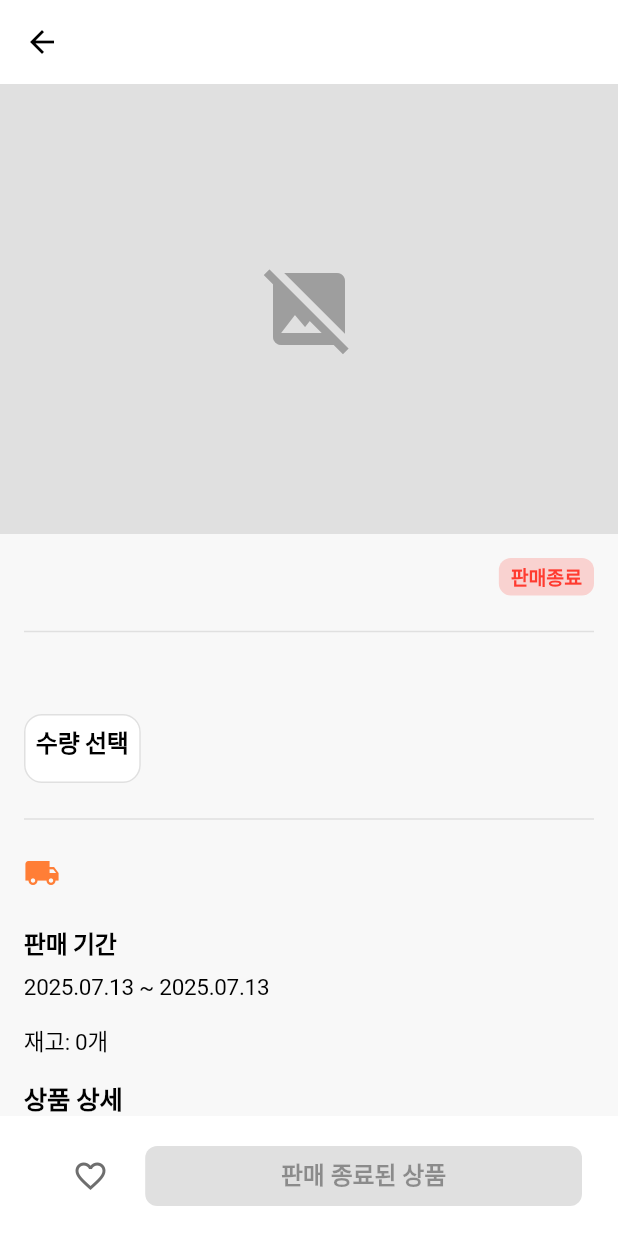
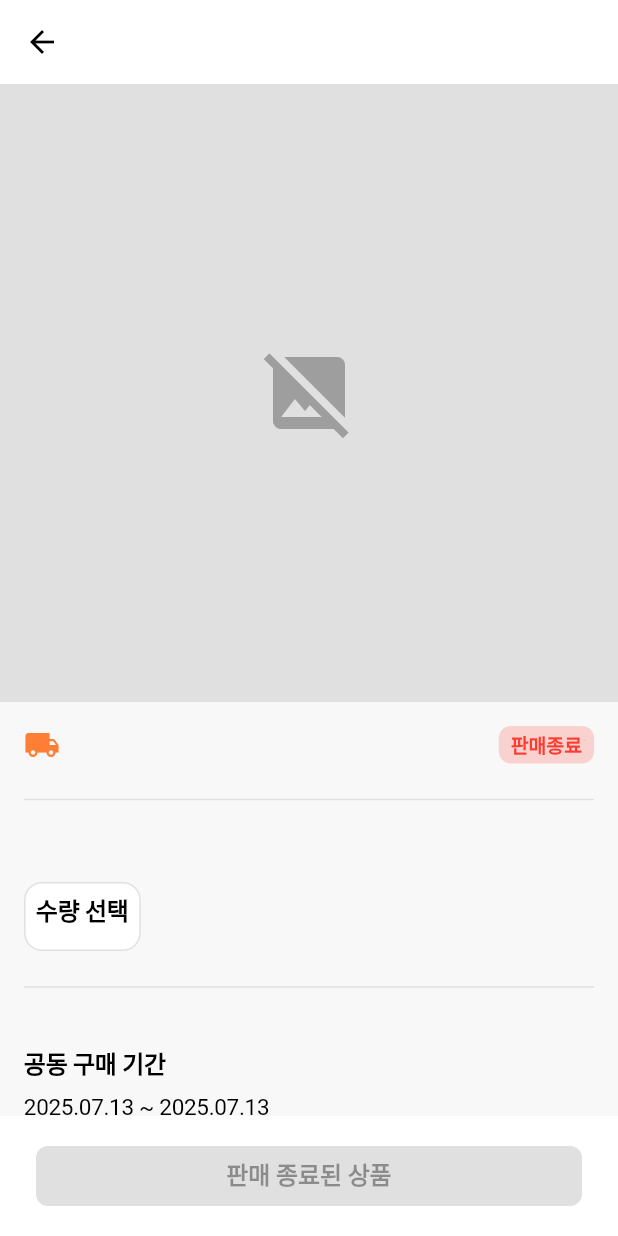
Before and after one commit to cherryberryyogurt/watchman-app-pjh, a Flutter app: the ProductDetailScreen screen opened directly with empty values, on a phone screen of 412 x 824 dp. Run offline on Flutter 3.47's test engine with Material 3 defaults, Android fonts, the phone set to English and light mode, and no system bars; our stand-ins replace cached_network_image, cloud_firestore, cloud_functions, connectivity_plus, dots_indicator, equatable and 14 more; missing offline and left inert: tosspayments_widget_sdk_flutter; accounts and stored records are empty; generated files the repository leaves out were written again; Roboto replaces fonts that are missing (Pretendard); project files that could hold a hidden picture were left out.

Commit message:
배송 -> 택배로 내부 로직 수정  (일단 하위호환성 유지)

```diff
--- a/lib/features/products/screens/product_detail_screen.dart
+++ b/lib/features/products/screens/product_detail_screen.dart
@@ -1,5 +1,6 @@
 import 'package:flutter/material.dart';
 import 'package:flutter_riverpod/flutter_riverpod.dart';
+import 'package:gonggoo_app/core/config/app_config.dart';
 import 'package:intl/intl.dart';
 import 'package:flutter_markdown/flutter_markdown.dart';
 import 'package:cached_network_image/cached_network_image.dart';
@@ -67,16 +68,6 @@ class _ProductDetailScreenState extends ConsumerState<ProductDetailScreen> {
     final hasError = productState.status == ProductLoadStatus.error &&
         productState.currentAction == ProductActionType.loadDetails;
     final errorMessage = productState.errorMessage;
-
-    // --- DEBUG ---
-    if (product != null) {
-      print(
-          '[ProductDetailScreen] Building BottomAppBar. isLoading: $isLoading, product.isOnSale: ${product.isOnSale}');
-    } else {
-      print(
-          '[ProductDetailScreen] Building BottomAppBar. isLoading: $isLoading, product is null');
-    }
-    // --- END DEBUG ---
 
     if (isLoading && product == null) {
       return const Scaffold(
@@ -181,6 +172,44 @@ class _ProductDetailScreenState extends ConsumerState<ProductDetailScreen> {
                               //   product.locationTagName ?? '위치 정보 없음',
                               //   style: TextStyles.bodyMedium,
                               // ),
+                              Row(
+                                children: [
+                                  Icon(
+                                    product.deliveryType == '픽업'
+                                        ? Icons.store
+                                        : Icons.local_shipping,
+                                    color: ColorPalette.primary,
+                                  ),
+                                  const SizedBox(width: Dimensions.spacingSm),
+                                  Text(
+                                    product.deliveryType,
+                                    style: TextStyles.titleMedium,
+                                  ),
+                                ],
+                              ),
+                              const SizedBox(height: Dimensions.spacingSm),
+
+                              // 택배 발송 정보 / 픽업 날짜 정보
+                              if (product.deliveryType == '택배' ||
+                                  product.deliveryType == '배송')
+                                Text(
+                                  '발송:',
+                                  style: TextStyles.titleMedium,
+                                ),
+                              const SizedBox(width: Dimensions.spacingSm),
+                              if (product.deliveryType == '택배' ||
+                                  product.deliveryType == '배송')
+                                Text(
+                                  product.deliveryDate ?? '날짜 없음',
+                                  style: TextStyles.titleMedium,
+                                ),
+                              if (product.deliveryType == '픽업')
+                                Text(
+                                  product.pickupDate ?? '날짜 없음',
+                                  style: TextStyles.titleMedium,
+                                ),
+                              const SizedBox(width: Dimensions.spacingSm),
+
                               const Spacer(),
                               Container(
                                 padding: const EdgeInsets.symmetric(
@@ -223,25 +252,7 @@ class _ProductDetailScreenState extends ConsumerState<ProductDetailScreen> {
 
                           const Divider(height: Dimensions.spacingLg * 2),
 
-                          // Delivery Type & Pickup Info
-                          Row(
-                            children: [
-                              Icon(
-                                product.deliveryType == '픽업'
-                                    ? Icons.store
-                                    : Icons.local_shipping,
-                                color: ColorPalette.primary,
-                              ),
-                              const SizedBox(width: Dimensions.spacingSm),
-                              Text(
-                                product.deliveryType,
-                                style: TextStyles.titleMedium,
-                              ),
-                            ],
-                          ),
-                          const SizedBox(height: Dimensions.spacingSm),
-
-                          // 🆕 픽업 포인트 정보 표시 (개선된 버전)
+                          // 🆕 픽업 포인트 정보 표시
                           if (product.isPickupDelivery &&
                               product.hasPickupPoints)
                             _buildPickupPointInfo(product),
@@ -250,7 +261,7 @@ class _ProductDetailScreenState extends ConsumerState<ProductDetailScreen> {
 
                           // Sale Period
                           Text(
-                            '판매 기간',
+                            '공동 구매 기간',
                             style: TextStyles.titleMedium,
                           ),
                           const SizedBox(height: Dimensions.spacingSm),
@@ -262,9 +273,12 @@ class _ProductDetailScreenState extends ConsumerState<ProductDetailScreen> {
                           const SizedBox(height: Dimensions.spacingMd),
 
                           // Stock
+                          if (product.stock < AppConfig.lowStockThreshold)
                             Text(
                               '재고: ${product.stock}개',
-                            style: TextStyles.bodyMedium,
+                              style: TextStyles.bodyMedium.copyWith(
+                                color: ColorPalette.primary,
+                              ),
                             ),
                           const SizedBox(height: Dimensions.spacingMd),
 
@@ -311,31 +325,30 @@ class _ProductDetailScreenState extends ConsumerState<ProductDetailScreen> {
       bottomNavigationBar: BottomAppBar(
         child: Container(
           padding: const EdgeInsets.all(Dimensions.paddingSm),
-          height: 100, // 80 -> 100으로 증가
+          height: 100,
           child: Row(
             children: [
+              // Expanded(
+              //   flex: 1,
+              //   child: IconButton(
+              //     icon: const Icon(Icons.favorite_border),
+              //     onPressed: isLoading
+              //         ? null
+              //         : () {
+              //             ScaffoldMessenger.of(context).showSnackBar(
+              //               const SnackBar(
+              //                 content: Text('찜 기능은 아직 준비중입니다'),
+              //               ),
+              //             );
+              //           },
+              //   ),
+              // ),
               Expanded(
                 flex: 1,
-                child: IconButton(
-                  icon: const Icon(Icons.favorite_border),
-                  onPressed: isLoading
-                      ? null
-                      : () {
-                          ScaffoldMessenger.of(context).showSnackBar(
-                            const SnackBar(
-                              content: Text('찜 기능은 아직 준비중입니다'),
-                            ),
-                          );
-                        },
-                ),
-              ),
-              Expanded(
-                flex: 4,
                 child: ElevatedButton(
                   style: ElevatedButton.styleFrom(
                     padding: const EdgeInsets.symmetric(
-                      vertical: Dimensions
-                          .paddingSm, // padding(16) -> paddingSm(8)로 줄임
+                      vertical: Dimensions.paddingSm,
                     ),
                     shape: RoundedRectangleBorder(
                       borderRadius: BorderRadius.circular(Dimensions.radiusSm),
@@ -345,10 +358,6 @@ class _ProductDetailScreenState extends ConsumerState<ProductDetailScreen> {
                   onPressed: (isLoading || !product.isOnSale)
                       ? null
                       : () {
-                          // --- DEBUG ---
-                          print(
-                              '[ProductDetailScreen] Add to cart button pressed.');
-                          // --- END DEBUG ---
                           _addToCart(product, 1);
                         },
                   child: Text(
@@ -373,9 +382,10 @@ class _ProductDetailScreenState extends ConsumerState<ProductDetailScreen> {
 
     if (imageUrls.isEmpty) {
       // 이미지가 없는 경우
-      return Container(
+      return AspectRatio(
+        aspectRatio: 1.0,
+        child: Container(
           width: double.infinity,
-        height: 300,
           color: ColorPalette.placeholder,
           child: const Center(
             child: Icon(
@@ -384,21 +394,22 @@ class _ProductDetailScreenState extends ConsumerState<ProductDetailScreen> {
               color: Colors.grey,
             ),
           ),
+        ),
       );
     }
 
     if (imageUrls.length == 1) {
       // 단일 이미지인 경우 (기존 방식)
-      return CachedNetworkImage(
+      return AspectRatio(
+        aspectRatio: 1.0,
+        child: CachedNetworkImage(
           imageUrl: imageUrls[0],
           width: double.infinity,
-        height: 300,
           fit: BoxFit.cover,
           memCacheHeight: 600,
           maxHeightDiskCache: 1200,
           placeholder: (context, url) => Container(
             width: double.infinity,
-          height: 300,
             color: ColorPalette.placeholder,
             child: const Center(
               child: CircularProgressIndicator(),
@@ -408,7 +419,6 @@ class _ProductDetailScreenState extends ConsumerState<ProductDetailScreen> {
             debugPrint('🖼️ 상품 상세 이미지 로드 실패: $url, 오류: $error');
             return Container(
               width: double.infinity,
-            height: 300,
               color: ColorPalette.placeholder,
               child: const Center(
                 child: Icon(
@@ -419,14 +429,15 @@ class _ProductDetailScreenState extends ConsumerState<ProductDetailScreen> {
               ),
             );
           },
+        ),
       );
     }
 
     // 여러 이미지인 경우 - PageView 사용
     return Column(
       children: [
-        SizedBox(
-          height: 300,
+        AspectRatio(
+          aspectRatio: 1.0,
           child: PageView.builder(
             controller: _pageController,
             itemCount: imageUrls.length,
@@ -439,13 +450,11 @@ class _ProductDetailScreenState extends ConsumerState<ProductDetailScreen> {
               return CachedNetworkImage(
                 imageUrl: imageUrls[index],
                 width: double.infinity,
-                height: 300,
                 fit: BoxFit.cover,
                 memCacheHeight: 600,
                 maxHeightDiskCache: 1200,
                 placeholder: (context, url) => Container(
                   width: double.infinity,
-                  height: 300,
                   color: ColorPalette.placeholder,
                   child: const Center(
                     child: CircularProgressIndicator(),
@@ -455,7 +464,6 @@ class _ProductDetailScreenState extends ConsumerState<ProductDetailScreen> {
                   debugPrint('🖼️ 상품 상세 이미지 로드 실패: $url, 오류: $error');
                   return Container(
                     width: double.infinity,
-                    height: 300,
                     color: ColorPalette.placeholder,
                     child: const Center(
                       child: Icon(
@@ -719,11 +727,6 @@ class _ProductDetailScreenState extends ConsumerState<ProductDetailScreen> {
         );
       }
     } catch (e, s) {
-      // --- DEBUG ---
-      print('[ProductDetailScreen] Error in _addToCart: $e');
-      print('[ProductDetailScreen] Stack trace: $s');
-      // --- END DEBUG ---
-
       if (mounted) {
         ScaffoldMessenger.of(context).showSnackBar(
           SnackBar(
```
Lines whose indentation alone changed are shown as unchanged.
